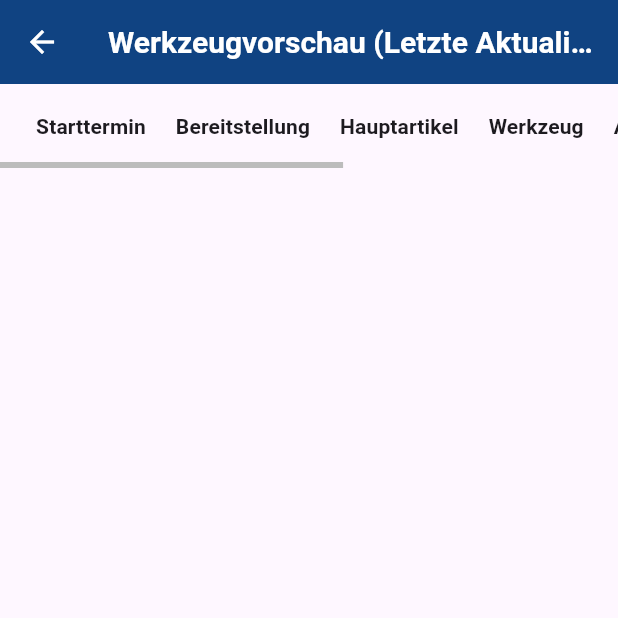
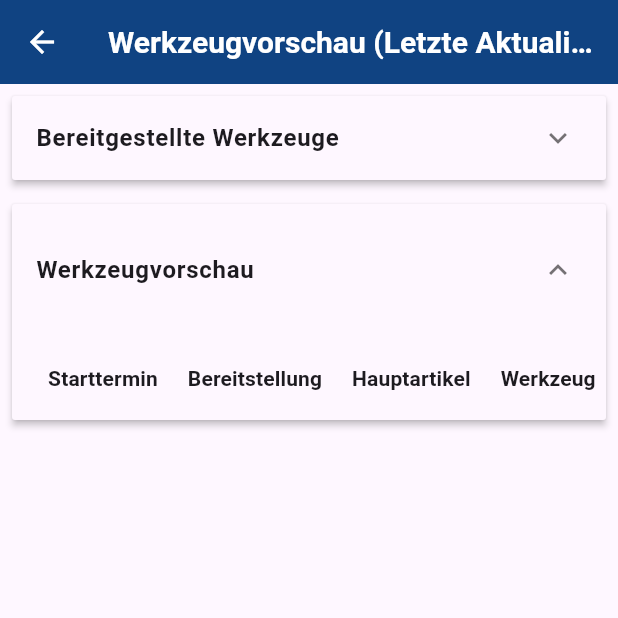
Before and after one commit to svenger87/ttp_urlcompleter, a Flutter app: the ToolForecastScreen screen opened directly with empty values, on a phone screen of 412 x 824 dp, the top half of it. Run offline on Flutter 3.47's test engine with Material 3 defaults, Android fonts, the phone set to English and light mode, and no system bars; our stand-ins replace flutter_svg, flutter_typeahead, material_design_icons_flutter, shared_preferences, vibration, video_player; missing offline and left inert: flutter_inappwebview, qr_code_scanner, syncfusion_flutter_pdf, syncfusion_flutter_pdfviewer, video_player_win; accounts and stored records are empty; project files that could hold a hidden picture were left out.

Commit message:
Collapse provided tools in tool_forecast_screen

```diff
--- a/lib/screens/tool_forecast_screen.dart
+++ b/lib/screens/tool_forecast_screen.dart
@@ -7,30 +7,34 @@ import 'package:ttp_app/models/tool.dart';
 import '../services/tool_service.dart';
 import 'edit_tool_screen.dart';
 
-class ToolForecastScreen extends StatelessWidget {
+class ToolForecastScreen extends StatefulWidget {
   final List<Map<String, dynamic>> forecastData;
   final String lastUpdated; // Add lastUpdated to the screen
 
-  final ToolService _toolService = ToolService();
-  final ScrollController _horizontalController = ScrollController();
-  final ScrollController _verticalController =
-      ScrollController(); // For vertical scrolling
-
-  ToolForecastScreen({
+  const ToolForecastScreen({
     super.key,
     required this.forecastData,
     required this.lastUpdated, // Accept lastUpdated as a required argument
-  }) {
-    if (kDebugMode) {
-      print('Last Updated passed into ToolForecastScreen: $lastUpdated');
-    } // Debug print
+  });
+
+  @override
+  _ToolForecastScreenState createState() => _ToolForecastScreenState();
 }
+
+class _ToolForecastScreenState extends State<ToolForecastScreen> {
+  final ToolService _toolService = ToolService();
+  final ScrollController _horizontalController = ScrollController();
+  final ScrollController _verticalController = ScrollController();
+
+  bool _isProvidedCollapsed = true;
+  bool _isForecastCollapsed = false;
 
   @override
   Widget build(BuildContext context) {
     return Scaffold(
       appBar: AppBar(
-        title: Text('Werkzeugvorschau (Letzte Aktualisierung: $lastUpdated)'),
+        title: Text(
+            'Werkzeugvorschau (Letzte Aktualisierung: ${widget.lastUpdated})'),
         backgroundColor: const Color(0xFF104382),
         titleTextStyle: const TextStyle(
           color: Colors.white, // Set the text color to white
@@ -38,24 +42,102 @@ class ToolForecastScreen extends StatelessWidget {
           fontWeight: FontWeight.bold, // Optionally adjust the font weight
         ),
       ),
-      body: Column(
+      body: SingleChildScrollView(
+        child: Column(
+          crossAxisAlignment: CrossAxisAlignment.start,
           children: [
-          Expanded(
-            child: Scrollbar(
-              controller: _verticalController,
-              thumbVisibility: true,
-              child: SingleChildScrollView(
-                controller: _verticalController,
-                child: Scrollbar(
-                  controller: _horizontalController,
-                  thumbVisibility: true,
+            _buildProvidedSection(),
+            _buildForecastSection(),
+          ],
+        ),
+      ),
+    );
+  }
+
+  Widget _buildProvidedSection() {
+    final providedData =
+        widget.forecastData.where((tool) => tool['provided'] == true).toList();
+    return Padding(
+      padding: const EdgeInsets.all(8.0),
+      child: ExpansionPanelList(
+        expansionCallback: (int index, bool isExpanded) {
+          setState(() {
+            _isProvidedCollapsed = !isExpanded;
+          });
+        },
+        children: [
+          ExpansionPanel(
+            headerBuilder: (BuildContext context, bool isExpanded) {
+              return const ListTile(
+                title: Text(
+                  'Bereitgestellte Werkzeuge',
+                  style: TextStyle(fontWeight: FontWeight.bold),
+                ),
+              );
+            },
+            body: Align(
+              alignment: Alignment.centerLeft,
               child: SingleChildScrollView(
                 scrollDirection: Axis.horizontal,
-                    controller: _horizontalController,
                 child: DataTable(
                   showCheckboxColumn: false,
                   columnSpacing: 20,
-                      columns: const [
+                  columns: _buildColumns(),
+                  rows:
+                      providedData.map((tool) => _buildDataRow(tool)).toList(),
+                ),
+              ),
+            ),
+            isExpanded: !_isProvidedCollapsed,
+          ),
+        ],
+      ),
+    );
+  }
+
+  Widget _buildForecastSection() {
+    final forecastData =
+        widget.forecastData.where((tool) => tool['provided'] != true).toList();
+    return Padding(
+      padding: const EdgeInsets.all(8.0),
+      child: ExpansionPanelList(
+        expansionCallback: (int index, bool isExpanded) {
+          setState(() {
+            _isForecastCollapsed = !isExpanded;
+          });
+        },
+        children: [
+          ExpansionPanel(
+            headerBuilder: (BuildContext context, bool isExpanded) {
+              return const ListTile(
+                title: Text(
+                  'Werkzeugvorschau',
+                  style: TextStyle(fontWeight: FontWeight.bold),
+                ),
+              );
+            },
+            body: Align(
+              alignment: Alignment.centerLeft,
+              child: SingleChildScrollView(
+                scrollDirection: Axis.horizontal,
+                child: DataTable(
+                  showCheckboxColumn: false,
+                  columnSpacing: 20,
+                  columns: _buildColumns(),
+                  rows:
+                      forecastData.map((tool) => _buildDataRow(tool)).toList(),
+                ),
+              ),
+            ),
+            isExpanded: !_isForecastCollapsed,
+          ),
+        ],
+      ),
+    );
+  }
+
+  List<DataColumn> _buildColumns() {
+    return const [
       DataColumn(
         label: Text(
           'Starttermin',
@@ -104,33 +186,28 @@ class ToolForecastScreen extends StatelessWidget {
           style: TextStyle(fontWeight: FontWeight.bold),
         ),
       ),
-                      ],
-                      rows: forecastData.map((tool) {
-                        String lengthcuttoolgroup = (tool['lengthcuttoolgroup']
-                                ?.toString()
-                                .split(' ')[0] ??
-                            'Ohne');
-                        String packagingtoolgroup = (tool['packagingtoolgroup']
-                                ?.toString()
-                                .split(' ')[0] ??
-                            'Ohne');
+    ];
+  }
+
+  DataRow _buildDataRow(Map<String, dynamic> tool) {
+    String lengthcuttoolgroup =
+        (tool['lengthcuttoolgroup']?.toString().split(' ')[0] ?? 'Ohne');
+    String packagingtoolgroup =
+        (tool['packagingtoolgroup']?.toString().split(' ')[0] ?? 'Ohne');
 
     bool highlightRow = !(lengthcuttoolgroup == 'Ohne' ||
         lengthcuttoolgroup.startsWith('Gr.1'));
-
     bool isInactive = tool['internalstatus'] != 'aktiv';
     bool isOutOfStock = tool['provided'] ?? false;
 
-                        return _buildPulsatingRow(
-                            tool, highlightRow, isInactive, [
+    return _buildPulsatingRow(tool, highlightRow, isInactive, [
       DataCell(Text(_formatDate(tool['PlanStartDatum']))),
       DataCell(_buildStockStatusCell(isOutOfStock)),
       DataCell(Text(tool['Hauptartikel'] ?? 'N/A')),
       DataCell(
         Text(tool['Equipment'] ?? 'N/A'),
         onTap: () {
-                              if (tool['Equipment'] != null &&
-                                  tool['Equipment'] != 'N/A') {
+          if (tool['Equipment'] != null && tool['Equipment'] != 'N/A') {
             _navigateToEditTool(context, tool['Equipment']);
           }
         },
@@ -140,16 +217,6 @@ class ToolForecastScreen extends StatelessWidget {
       DataCell(Text(packagingtoolgroup)),
       DataCell(Text(tool['internalstatus'] ?? 'N/A')),
     ]);
-                      }).toList(),
-                    ),
-                  ),
-                ),
-              ),
-            ),
-          ),
-        ],
-      ),
-    );
   }
 
   DataRow _buildPulsatingRow(Map<String, dynamic> tool, bool highlightRow,
```
Lines whose indentation alone changed are shown as unchanged.
